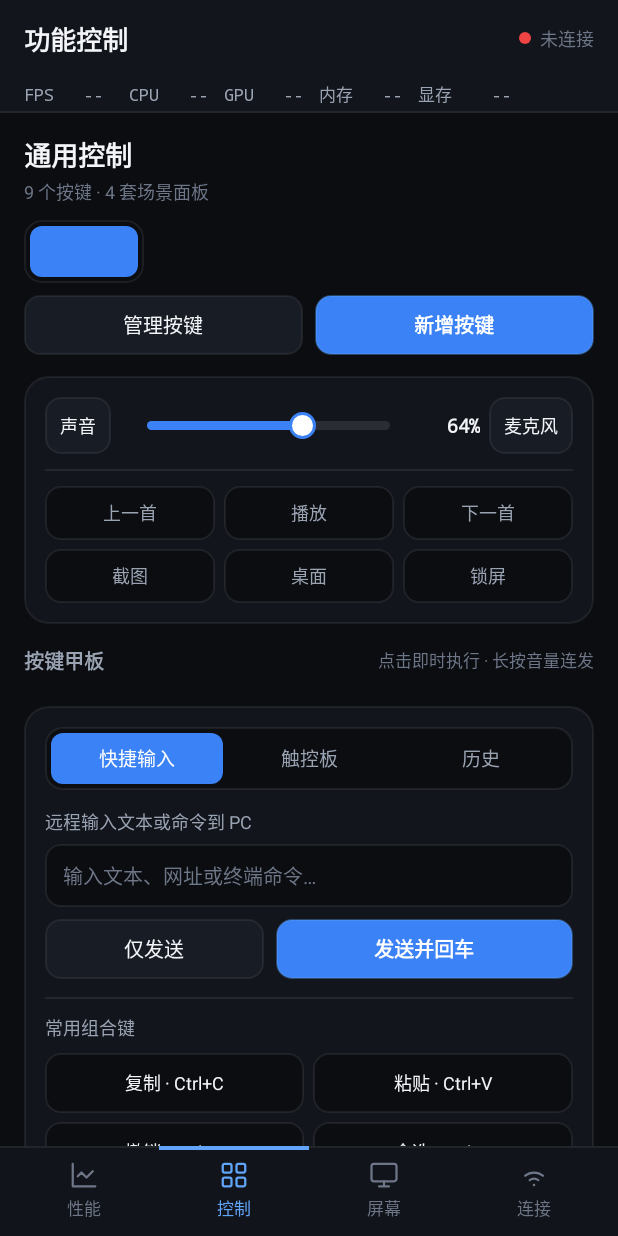
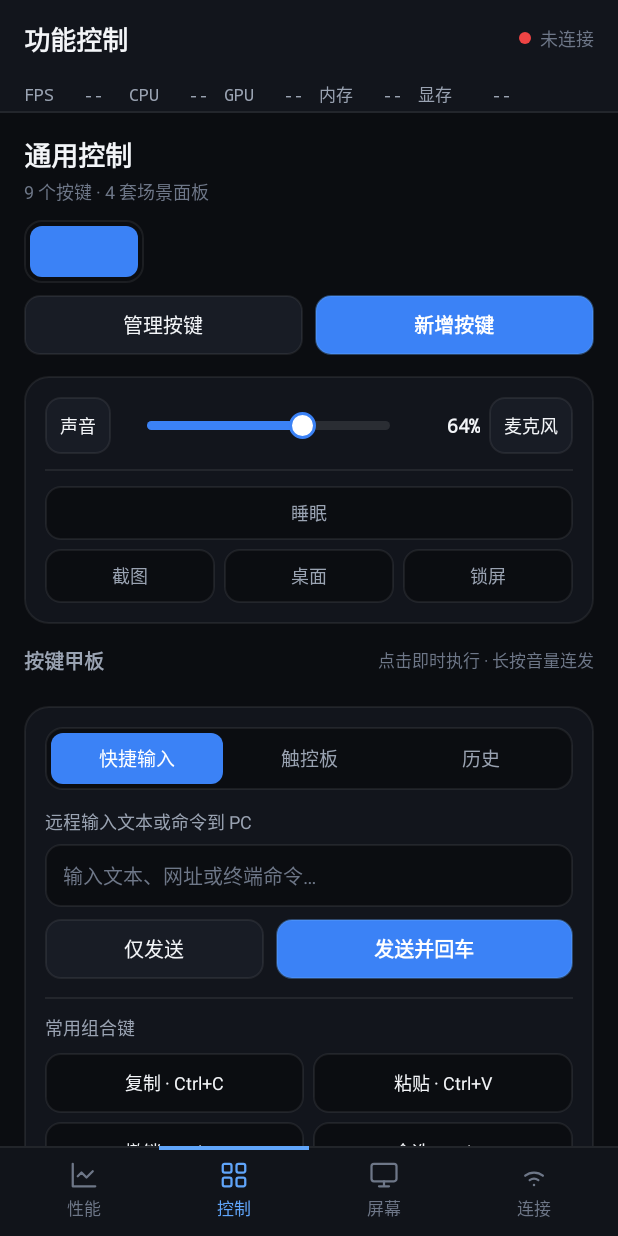
Before and after one commit to xiaowangWFP/PCBOX, an Android app: the screen it shows after launch (MainActivity), after a tap on "控制", on a phone screen of 412 x 824 dp. Run offline under Robolectric (Android 15) with nearby library versions, the phone set to English and light mode, and no system bars.

Commit message:
feat: 精简面板并修正浏览器/锁屏/睡眠入口
- 删除与通用控制重复的「媒体播放」面板，浏览器/播放器绑定改到通用控制页
- 打开浏览器改用 google.com，Desktop.browse 失败时回退 rundll32 url.dll，修复点击无反应
- 开发模式移除重复的锁屏按键，剩余 5 键自动重排
- 快捷音量条下的上一首/播放/下一首替换为「睡眠」，服务端新增 sleep 指令（powrprof SetSuspendState）
- 媒体快捷指令改投通用控制页按键，音量+/− 映射验证通过

```diff
--- a/android-client/app/src/main/java/com/phoneconsole/client/MainActivity.java
+++ b/android-client/app/src/main/java/com/phoneconsole/client/MainActivity.java
@@ -64,10 +64,18 @@ public class MainActivity extends AppCompatActivity implements ConnectionManager
     private static final int DEFAULT_STREAM_HEIGHT = 720;
     private static final int DEFAULT_STREAM_FPS = 30;
 
-    /** 服务端默认页 / 媒体页（用于把新 UI 的快捷指令映射到既有按键） */
+    /** 服务端默认页（媒体快捷指令已并入该页，不再单独维护媒体面板） */
     private static final String DEFAULT_PAGE_ID = "default_page";
-    private static final String MEDIA_PAGE_ID = "media_page";
     private static final String DEFAULT_PORT = "8500";
+
+    /** 快捷指令 → 通用控制页按键 id 的映射 */
+    private static final Map<String, String> MEDIA_BUTTON_ALIAS = Map.of(
+            "media_vol_up", "btn_vol_up",
+            "media_vol_down", "btn_vol_down",
+            "media_mute", "btn_mute",
+            "media_prev", "btn_prev",
+            "media_play", "btn_play",
+            "media_next", "btn_next");
 
     // 布局骨架：竖屏底栏与横屏图标轨互斥，另一侧为 null
     private View topBar;
@@ -1228,9 +1236,10 @@ public class MainActivity extends AppCompatActivity implements ConnectionManager
 
     // ---------------- 动作映射 ----------------
 
-    /** 新版 UI 的媒体/音量快捷按钮映射到服务端既有的媒体面板按键 */
+    /** 新版 UI 的媒体/音量快捷按钮映射到通用控制页的对应按键 */
     private void sendMedia(String buttonId) {
-        connection.sendAction(MEDIA_PAGE_ID, buttonId, "click");
+        String mapped = MEDIA_BUTTON_ALIAS.getOrDefault(buttonId, buttonId);
+        connection.sendAction(DEFAULT_PAGE_ID, mapped, "click");
     }
 
     /** 音量滑块按差值换算成若干次 volume_up / volume_down */
@@ -1245,9 +1254,9 @@ public class MainActivity extends AppCompatActivity implements ConnectionManager
             return;
         }
         int steps = Math.min(10, Math.max(1, Math.abs(diff) / 4));
-        String buttonId = diff > 0 ? "media_vol_up" : "media_vol_down";
+        String buttonId = diff > 0 ? "btn_vol_up" : "btn_vol_down";
         for (int i = 0; i < steps; i++) {
-            connection.sendAction(MEDIA_PAGE_ID, buttonId, "click");
+            connection.sendAction(DEFAULT_PAGE_ID, buttonId, "click");
         }
         lastVolumeSent = percent;
     }
--- a/android-client/app/src/main/java/com/phoneconsole/client/ui/ControlWorkspaceController.java
+++ b/android-client/app/src/main/java/com/phoneconsole/client/ui/ControlWorkspaceController.java
@@ -254,9 +254,7 @@ public class ControlWorkspaceController {
             recordHistory("切换麦克风静音", "音频控制", dispatcher::onToggleMicMute);
         });
 
-        bindQuickMedia(R.id.btnMediaPrev, "prev", "上一首");
-        bindQuickMedia(R.id.btnMediaPlay, "play_pause", "播放 / 暂停");
-        bindQuickMedia(R.id.btnMediaNext, "next", "下一首");
+        bindQuickHotkey(R.id.btnQuickSleep, "sleep", "睡眠");
 
         bindQuickHotkey(R.id.btnQuickShot, "win+shift+s", "区域截图");
         bindQuickHotkey(R.id.btnQuickDesktop, "win+d", "显示桌面");
--- a/android-client/app/src/main/res/layout-land/page_control.xml
+++ b/android-client/app/src/main/res/layout-land/page_control.xml
@@ -190,33 +190,7 @@
                         android:orientation="horizontal">
 
                         <TextView
-                            android:id="@+id/btnMediaPrev"
-                            style="@style/ConsoleMiniButton"
-                            android:layout_width="0dp"
-                            android:layout_height="32dp"
-                            android:layout_marginEnd="4dp"
-                            android:layout_weight="1"
-                            android:minHeight="32dp"
-                            android:paddingStart="4dp"
-                            android:paddingEnd="4dp"
-                            android:text="@string/ctrl_prev"
-                            android:textSize="11sp" />
-
-                        <TextView
-                            android:id="@+id/btnMediaPlay"
-                            style="@style/ConsoleMiniButton"
-                            android:layout_width="0dp"
-                            android:layout_height="32dp"
-                            android:layout_marginEnd="4dp"
-                            android:layout_weight="1"
-                            android:minHeight="32dp"
-                            android:paddingStart="4dp"
-                            android:paddingEnd="4dp"
-                            android:text="@string/ctrl_play"
-                            android:textSize="11sp" />
-
-                        <TextView
-                            android:id="@+id/btnMediaNext"
+                            android:id="@+id/btnQuickSleep"
                             style="@style/ConsoleMiniButton"
                             android:layout_width="0dp"
                             android:layout_height="32dp"
@@ -225,7 +199,7 @@
                             android:minHeight="32dp"
                             android:paddingStart="4dp"
                             android:paddingEnd="4dp"
-                            android:text="@string/ctrl_next"
+                            android:text="@string/ctrl_sleep"
                             android:textSize="11sp" />
 
                         <TextView
--- a/android-client/app/src/main/res/layout/page_control.xml
+++ b/android-client/app/src/main/res/layout/page_control.xml
@@ -162,37 +162,12 @@
                 android:layout_marginBottom="10dp"
                 android:background="@color/divider_line" />
 
-            <LinearLayout
+            <TextView
+                android:id="@+id/btnQuickSleep"
+                style="@style/ConsoleMiniButton"
                 android:layout_width="match_parent"
                 android:layout_height="wrap_content"
-                android:orientation="horizontal">
-
-                <TextView
-                    android:id="@+id/btnMediaPrev"
-                    style="@style/ConsoleMiniButton"
-                    android:layout_width="0dp"
-                    android:layout_height="wrap_content"
-                    android:layout_marginEnd="6dp"
-                    android:layout_weight="1"
-                    android:text="@string/ctrl_prev" />
-
-                <TextView
-                    android:id="@+id/btnMediaPlay"
-                    style="@style/ConsoleMiniButton"
-                    android:layout_width="0dp"
-                    android:layout_height="wrap_content"
-                    android:layout_marginEnd="6dp"
-                    android:layout_weight="1"
-                    android:text="@string/ctrl_play" />
-
-                <TextView
-                    android:id="@+id/btnMediaNext"
-                    style="@style/ConsoleMiniButton"
-                    android:layout_width="0dp"
-                    android:layout_height="wrap_content"
-                    android:layout_weight="1"
-                    android:text="@string/ctrl_next" />
-            </LinearLayout>
+                android:text="@string/ctrl_sleep" />
 
             <LinearLayout
                 android:layout_width="match_parent"
--- a/android-client/app/src/main/res/values/strings_ui_ext.xml
+++ b/android-client/app/src/main/res/values/strings_ui_ext.xml
@@ -18,6 +18,7 @@
     <string name="ctrl_speaker_muted">已静音</string>
     <string name="ctrl_mic">麦克风</string>
     <string name="ctrl_mic_muted">已闭麦</string>
+    <string name="ctrl_sleep">睡眠</string>
     <string name="ctrl_prev">上一首</string>
     <string name="ctrl_play">播放</string>
     <string name="ctrl_next">下一首</string>
```
Also changed, not shown: pc-server/src/main/java/com/phoneconsole/pc/core/KeySimulator.java (+14 -0 lines), pc-server/src/main/java/com/phoneconsole/pc/core/ProcessLauncher.java (+16 -4 lines), pc-server/src/main/resources/config.default.json (+4 -74 lines).
